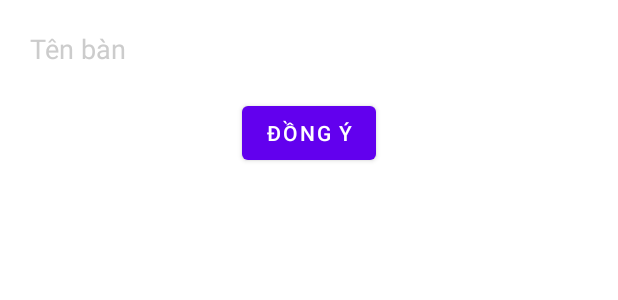
After one commit to minhduc01168/ET_Advanced_Programming, an Android app: the layout layout_add_table.xml on its own in the app's theme, with its tools: preview values and no code run, on a phone screen of 412 x 824 dp. The commit adds this screen. Shown: the top 300 px of the screen. Run offline under Robolectric (Android 15) with nearby library versions, the phone set to English and light mode, and no system bars.

Commit message:
Loi khong hien kq them ban

```diff
--- a/SourceProject/app/src/main/AndroidManifest.xml
+++ b/SourceProject/app/src/main/AndroidManifest.xml
@@ -31,6 +31,9 @@
         <activity android:name=".TrangChuActivity" android:theme="@style/Theme.Design.NoActionBar">
 
         </activity>
+        <activity android:name=".AddTableActivity" android:theme="@style/PopUpActivity">
+
+        </activity>
     </application>
 
 </manifest>
--- /dev/null
+++ b/SourceProject/app/src/main/res/layout/layout_add_table.xml
@@ -0,0 +1,27 @@
+<?xml version="1.0" encoding="utf-8"?>
+<LinearLayout xmlns:android="http://schemas.android.com/apk/res/android"
+    android:layout_width="match_parent"
+    android:layout_height="match_parent"
+    android:orientation="vertical"
+    >
+
+    <EditText
+        android:id="@+id/edAddNameTable"
+        android:layout_width="match_parent"
+        android:layout_height="wrap_content"
+        android:hint="@string/TenBan"
+        android:textColor="@color/gray"
+        android:background="@color/white"
+        android:padding="10dp"
+        android:textColorHint="@color/gray"
+        android:layout_margin="10dp"
+        />
+    <Button
+        android:id="@+id/btnDongYThemBan"
+        android:layout_width="wrap_content"
+        android:layout_height="wrap_content"
+        android:text="@string/dongy"
+        android:layout_gravity="center"
+        />
+
+</LinearLayout>
--- a/SourceProject/app/src/main/res/menu/menu_navigation.xml
+++ b/SourceProject/app/src/main/res/menu/menu_navigation.xml
@@ -5,6 +5,7 @@
         android:checkableBehavior="single"
         >
         <item
+            android:id="@+id/itTrangChu"
             android:title="@string/trangchu"
             android:icon="@drawable/trangchu"
             />
--- a/SourceProject/app/src/main/res/values/strings.xml
+++ b/SourceProject/app/src/main/res/values/strings.xml
@@ -23,4 +23,6 @@
     <string name="nav_header_desc">Navigation header</string>
     <string name="Mo">Mở</string>
     <string name="Dong">Đóng</string>
+    <string name="ThemBan">Thêm bàn</string>
+    <string name="TenBan">Tên bàn</string>
 </resources>
--- /dev/null
+++ b/SourceProject/app/src/main/res/values/styles.xml
@@ -0,0 +1,6 @@
+<?xml version="1.0" encoding="utf-8"?>
+<resources>
+    <style name="PopUpActivity" parent="Theme.AppCompat.Dialog">
+
+    </style>
+</resources>
```
Also changed, not shown: SourceProject/app/src/main/java/ducbachkhoa/com/AddTableActivity.java (added, +44 -0 lines), SourceProject/app/src/main/java/ducbachkhoa/com/DAO/TableDAO.java (added, +27 -0 lines), SourceProject/app/src/main/java/ducbachkhoa/com/FragmentApp/HienThiBanFagment.java (added, +88 -0 lines), SourceProject/app/src/main/java/ducbachkhoa/com/TrangChuActivity.java (+25 -0 lines), SourceProject/app/src/main/res/layout/layout_hienthiban.xml (added, +9 -0 lines), SourceProject/app/src/main/res/menu/item_menu.xml (added, +8 -0 lines), SourceProject/app/src/main/res/drawable-v24/themban.jpg (added), 1 other file.
